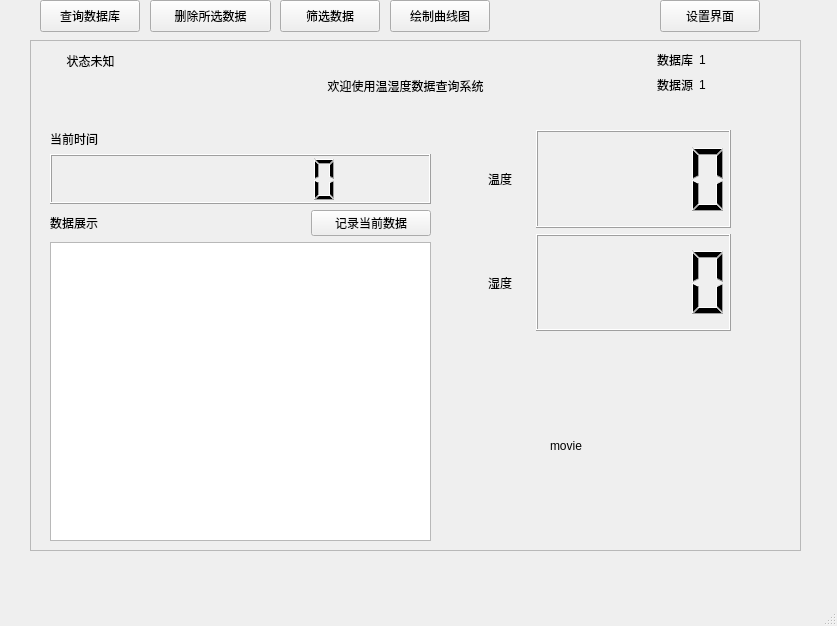
First picture: the form in mypro.ui, repository WhereAreBugs/Cuit_project3, before the edit.
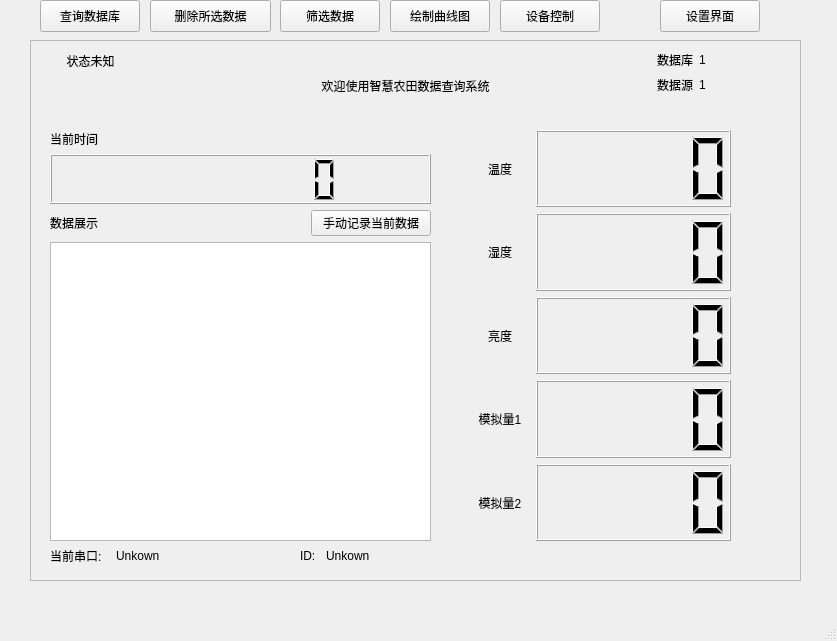
Second picture: the form after the edit.

The edit to the form file:
```diff
--- a/mypro.ui
+++ b/mypro.ui
@@ -7,7 +7,7 @@
     <x>0</x>
     <y>0</y>
     <width>837</width>
-    <height>626</height>
+    <height>641</height>
    </rect>
   </property>
   <property name="windowTitle">
@@ -23,7 +23,7 @@
       <x>30</x>
       <y>40</y>
       <width>771</width>
-      <height>511</height>
+      <height>541</height>
      </rect>
     </property>
     <property name="frameShape">
@@ -42,7 +42,7 @@
       </rect>
      </property>
      <property name="text">
-      <string>欢迎使用温湿度数据查询系统</string>
+      <string>欢迎使用智慧农田数据查询系统</string>
      </property>
      <property name="alignment">
       <set>Qt::AlignCenter</set>
@@ -120,7 +120,7 @@
              </size>
             </property>
             <property name="text">
-             <string>记录当前数据</string>
+             <string>手动记录当前数据</string>
             </property>
            </widget>
           </item>
@@ -139,7 +139,7 @@
        <x>440</x>
        <y>90</y>
        <width>261</width>
-       <height>201</height>
+       <height>411</height>
       </rect>
      </property>
      <layout class="QVBoxLayout" name="verticalLayout">
@@ -189,6 +189,75 @@
         </item>
        </layout>
       </item>
+      <item>
+       <layout class="QHBoxLayout" name="horizontalLayout_5">
+        <item>
+         <widget class="QLabel" name="light_lable">
+          <property name="maximumSize">
+           <size>
+            <width>60</width>
+            <height>16777215</height>
+           </size>
+          </property>
+          <property name="text">
+           <string>亮度</string>
+          </property>
+          <property name="alignment">
+           <set>Qt::AlignCenter</set>
+          </property>
+         </widget>
+        </item>
+        <item>
+         <widget class="QLCDNumber" name="light_display"/>
+        </item>
+       </layout>
+      </item>
+      <item>
+       <layout class="QHBoxLayout" name="horizontalLayout_6">
+        <item>
+         <widget class="QLabel" name="adc1_lable">
+          <property name="maximumSize">
+           <size>
+            <width>60</width>
+            <height>16777215</height>
+           </size>
+          </property>
+          <property name="text">
+           <string>模拟量1</string>
+          </property>
+          <property name="alignment">
+           <set>Qt::AlignCenter</set>
+          </property>
+         </widget>
+        </item>
+        <item>
+         <widget class="QLCDNumber" name="adc1_display"/>
+        </item>
+       </layout>
+      </item>
+      <item>
+       <layout class="QHBoxLayout" name="horizontalLayout_8">
+        <item>
+         <widget class="QLabel" name="adc2_lable">
+          <property name="maximumSize">
+           <size>
+            <width>60</width>
+            <height>16777215</height>
+           </size>
+          </property>
+          <property name="text">
+           <string>模拟量2</string>
+          </property>
+          <property name="alignment">
+           <set>Qt::AlignCenter</set>
+          </property>
+         </widget>
+        </item>
+        <item>
+         <widget class="QLCDNumber" name="adc2_display"/>
+        </item>
+       </layout>
+      </item>
      </layout>
     </widget>
     <widget class="QWidget" name="layoutWidget">
@@ -282,18 +351,69 @@
       <set>Qt::AlignCenter</set>
      </property>
     </widget>
-    <widget class="QLabel" name="gifPic">
+    <widget class="QWidget" name="">
      <property name="geometry">
       <rect>
-       <x>520</x>
-       <y>320</y>
-       <width>181</width>
-       <height>171</height>
+       <x>20</x>
+       <y>500</y>
+       <width>251</width>
+       <height>31</height>
       </rect>
      </property>
-     <property name="text">
-      <string>movie</string>
+     <layout class="QHBoxLayout" name="horizontalLayout_9">
+      <item>
+       <widget class="QLabel" name="serialText">
+        <property name="maximumSize">
+         <size>
+          <width>60</width>
+          <height>16777215</height>
+         </size>
+        </property>
+        <property name="text">
+         <string>当前串口:</string>
+        </property>
+       </widget>
+      </item>
+      <item>
+       <widget class="QLabel" name="serialDisplay">
+        <property name="text">
+         <string>Unkown</string>
+        </property>
+       </widget>
+      </item>
+     </layout>
+    </widget>
+    <widget class="QWidget" name="">
+     <property name="geometry">
+      <rect>
+       <x>270</x>
+       <y>500</y>
+       <width>131</width>
+       <height>31</height>
+      </rect>
      </property>
+     <layout class="QHBoxLayout" name="horizontalLayout_10">
+      <item>
+       <widget class="QLabel" name="ID_text">
+        <property name="maximumSize">
+         <size>
+          <width>20</width>
+          <height>16777215</height>
+         </size>
+        </property>
+        <property name="text">
+         <string>ID:</string>
+        </property>
+       </widget>
+      </item>
+      <item>
+       <widget class="QLabel" name="ID_Display">
+        <property name="text">
+         <string>Unkown</string>
+        </property>
+       </widget>
+      </item>
+     </layout>
     </widget>
    </widget>
    <widget class="QPushButton" name="devloperTool">
@@ -361,6 +481,19 @@
      <string>绘制曲线图</string>
     </property>
    </widget>
+   <widget class="QPushButton" name="deviceControlButton">
+    <property name="geometry">
+     <rect>
+      <x>500</x>
+      <y>0</y>
+      <width>100</width>
+      <height>32</height>
+     </rect>
+    </property>
+    <property name="text">
+     <string>设备控制</string>
+    </property>
+   </widget>
   </widget>
   <widget class="QMenuBar" name="menubar">
    <property name="geometry">
```
